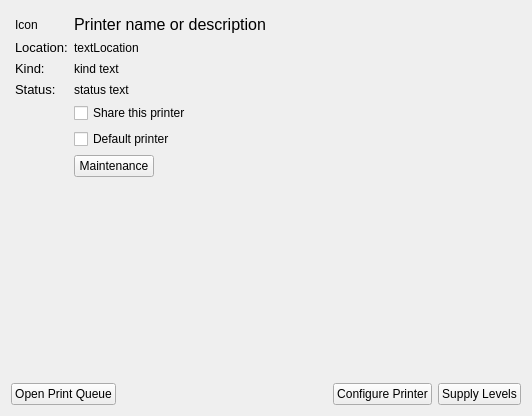
KDE/print-manager, file printer-manager-kcm/PrinterDescription.ui: the form before one commit.
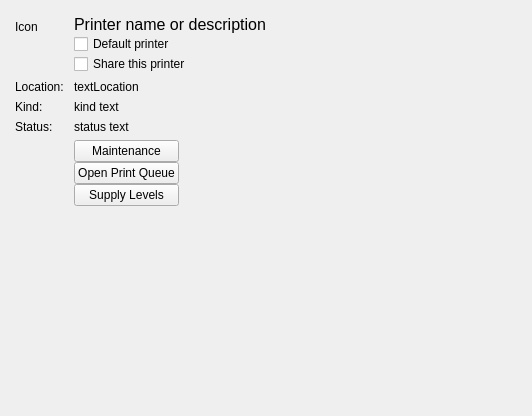
The form after the commit. Custom widgets are drawn as their Qt base class.

Commit message: Fixed some bugs  - canceling the authentication when setting a default printer was doing the wront thing Added support for showing black and white printers with printer-laser icon And lots of UI improvements :D thanks to oxygen dudes

The edit to the form file:
```diff
--- a/printer-manager-kcm/PrinterDescription.ui
+++ b/printer-manager-kcm/PrinterDescription.ui
@@ -24,56 +24,6 @@
      </property>
     </spacer>
    </item>
-   <item row="2" column="0">
-    <layout class="QHBoxLayout" name="horizontalLayout">
-     <item>
-      <widget class="QPushButton" name="openQueuePB">
-       <property name="sizePolicy">
-        <sizepolicy hsizetype="Fixed" vsizetype="Fixed">
-         <horstretch>0</horstretch>
-         <verstretch>0</verstretch>
-        </sizepolicy>
-       </property>
-       <property name="text">
-        <string>Open Print Queue</string>
-       </property>
-      </widget>
-     </item>
-     <item>
-      <spacer name="horizontalSpacer">
-       <property name="orientation">
-        <enum>Qt::Horizontal</enum>
-       </property>
-       <property name="sizeHint" stdset="0">
-        <size>
-         <width>40</width>
-         <height>20</height>
-        </size>
-       </property>
-      </spacer>
-     </item>
-     <item>
-      <widget class="QPushButton" name="optionsPB">
-       <property name="sizePolicy">
-        <sizepolicy hsizetype="Fixed" vsizetype="Fixed">
-         <horstretch>0</horstretch>
-         <verstretch>0</verstretch>
-        </sizepolicy>
-       </property>
-       <property name="text">
-        <string>Configure Printer</string>
-       </property>
-      </widget>
-     </item>
-     <item>
-      <widget class="QPushButton" name="supplyLevelsPB">
-       <property name="text">
-        <string>Supply Levels</string>
-       </property>
-      </widget>
-     </item>
-    </layout>
-   </item>
    <item row="0" column="0">
     <layout class="QFormLayout" name="formLayout">
      <property name="fieldGrowthPolicy">
@@ -82,6 +32,9 @@
      <property name="rowWrapPolicy">
       <enum>QFormLayout::WrapLongRows</enum>
      </property>
+     <property name="horizontalSpacing">
+      <number>10</number>
+     </property>
      <property name="margin">
       <number>4</number>
      </property>
@@ -93,6 +46,8 @@
       </widget>
      </item>
      <item row="0" column="1">
+      <layout class="QVBoxLayout" name="verticalLayout_2">
+       <item>
       <widget class="QLabel" name="printerNameL">
        <property name="font">
         <font>
@@ -104,13 +59,24 @@
        </property>
       </widget>
      </item>
+       <item>
+        <widget class="QCheckBox" name="defaultCB">
+         <property name="text">
+          <string>Default printer</string>
+         </property>
+        </widget>
+       </item>
+       <item>
+        <widget class="QCheckBox" name="sharedCB">
+         <property name="text">
+          <string>Share this printer</string>
+         </property>
+        </widget>
+       </item>
+      </layout>
+     </item>
      <item row="1" column="0">
       <widget class="QLabel" name="locationL">
-       <property name="font">
-        <font>
-         <pointsize>10</pointsize>
-        </font>
-       </property>
        <property name="text">
         <string>Location:</string>
        </property>
@@ -128,11 +94,6 @@
      </item>
      <item row="2" column="0">
       <widget class="QLabel" name="kindL">
-       <property name="font">
-        <font>
-         <pointsize>10</pointsize>
-        </font>
-       </property>
        <property name="text">
         <string>Kind:</string>
        </property>
@@ -156,11 +117,6 @@
      </item>
      <item row="3" column="0">
       <widget class="QLabel" name="statusL">
-       <property name="font">
-        <font>
-         <pointsize>10</pointsize>
-        </font>
-       </property>
        <property name="text">
         <string>Status:</string>
        </property>
@@ -177,23 +133,37 @@
       </widget>
      </item>
      <item row="4" column="1">
-      <widget class="QCheckBox" name="sharedCB">
+      <layout class="QGridLayout" name="gridLayout_3">
+       <item row="1" column="0">
+        <widget class="QPushButton" name="openQueuePB">
+         <property name="sizePolicy">
+          <sizepolicy hsizetype="Minimum" vsizetype="Fixed">
+           <horstretch>0</horstretch>
+           <verstretch>0</verstretch>
+          </sizepolicy>
+         </property>
        <property name="text">
-        <string>Share this printer</string>
+          <string>Open Print Queue</string>
        </property>
       </widget>
      </item>
-     <item row="5" column="1">
-      <widget class="QCheckBox" name="defaultCB">
-       <property name="text">
-        <string>Default printer</string>
-       </property>
-      </widget>
-     </item>
-     <item row="6" column="1">
+       <item row="1" column="1">
+        <spacer name="horizontalSpacer_2">
+         <property name="orientation">
+          <enum>Qt::Horizontal</enum>
+         </property>
+         <property name="sizeHint" stdset="0">
+          <size>
+           <width>40</width>
+           <height>20</height>
+          </size>
+         </property>
+        </spacer>
+       </item>
+       <item row="0" column="0">
       <widget class="KPushButton" name="maintenancePB">
        <property name="sizePolicy">
-        <sizepolicy hsizetype="Fixed" vsizetype="Fixed">
+          <sizepolicy hsizetype="Minimum" vsizetype="Fixed">
          <horstretch>0</horstretch>
          <verstretch>0</verstretch>
         </sizepolicy>
@@ -202,6 +172,21 @@
         <string>Maintenance</string>
        </property>
       </widget>
+       </item>
+       <item row="2" column="0">
+        <widget class="QPushButton" name="supplyLevelsPB">
+         <property name="sizePolicy">
+          <sizepolicy hsizetype="Minimum" vsizetype="Fixed">
+           <horstretch>0</horstretch>
+           <verstretch>0</verstretch>
+          </sizepolicy>
+         </property>
+         <property name="text">
+          <string>Supply Levels</string>
+         </property>
+        </widget>
+       </item>
+      </layout>
      </item>
     </layout>
    </item>
```
Lines whose indentation alone changed are shown as unchanged. The commit also changes 13 other files.
